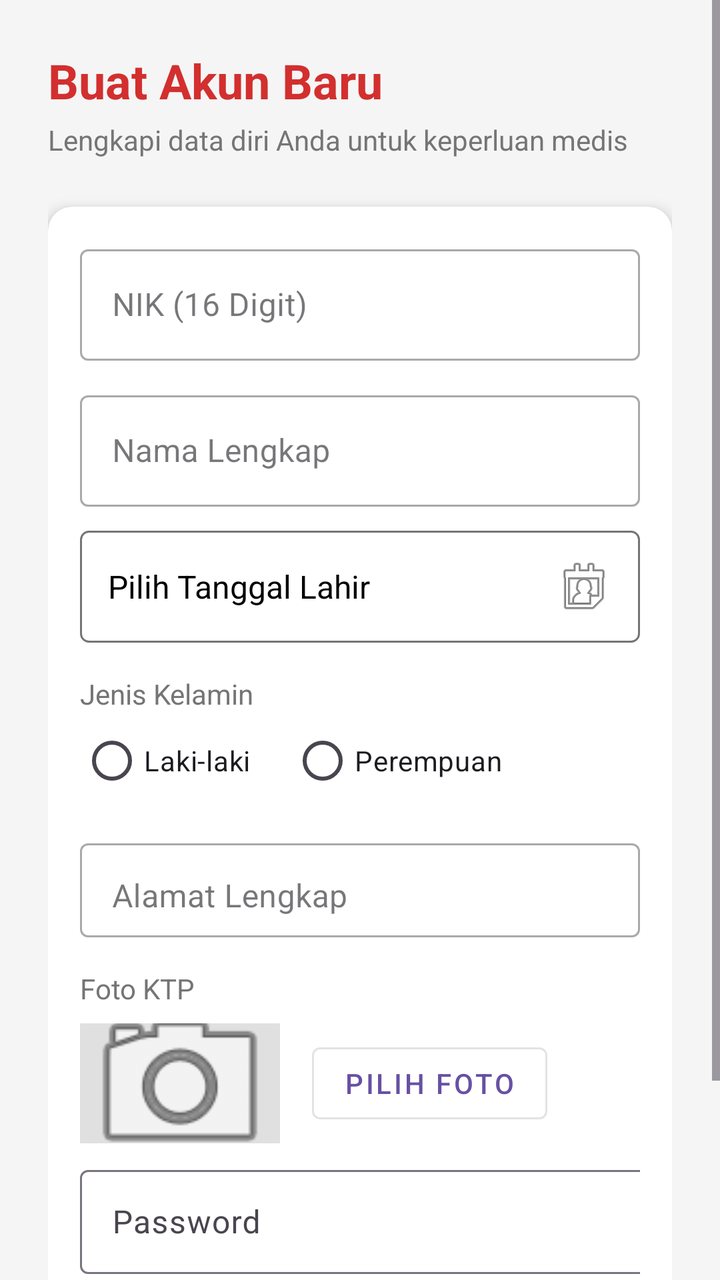
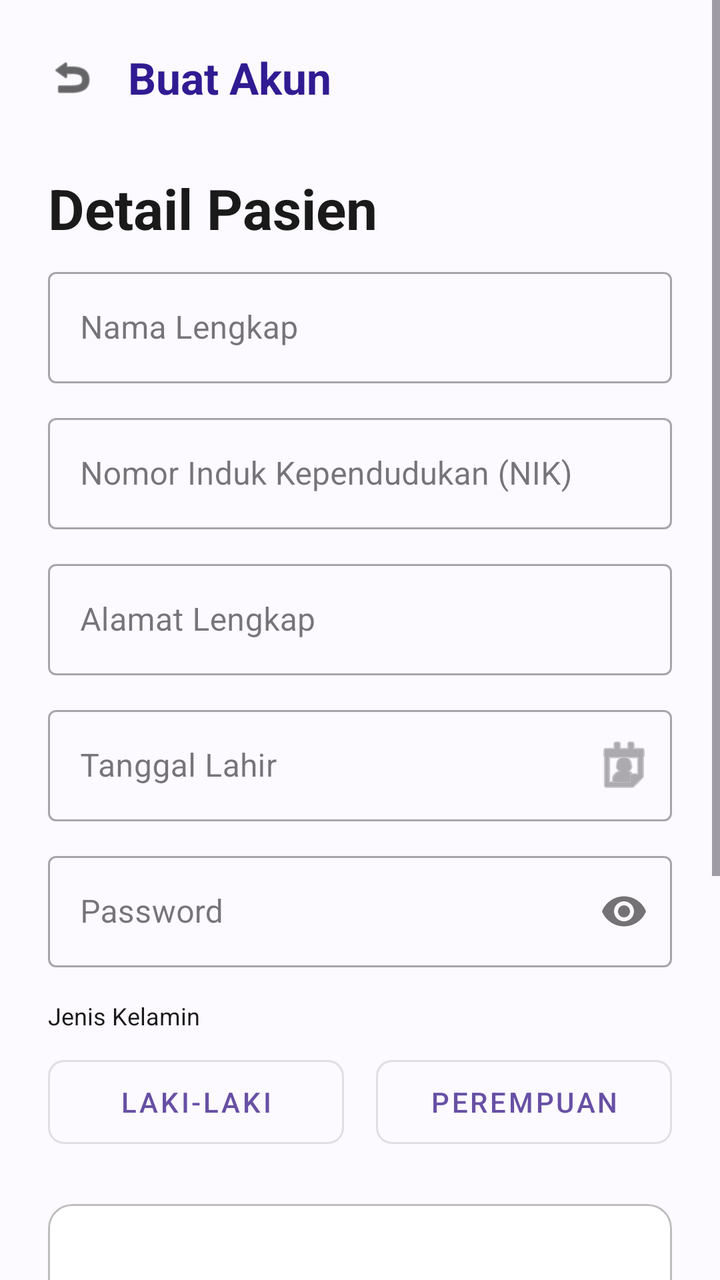

An Android layout rendered at two revisions. The XML below is the earlier revision; the diff shows what the commit changed to produce the second picture.
<!-- AndroidManifest.xml: application theme Theme.PatientApp -->
<!-- res/layout/activity_register.xml -->
<?xml version="1.0" encoding="utf-8"?>
<ScrollView xmlns:android="http://schemas.android.com/apk/res/android"
    xmlns:app="http://schemas.android.com/apk/res-auto"
    android:layout_width="match_parent"
    android:layout_height="match_parent"
    xmlns:tools="http://schemas.android.com/tools"
    android:background="#F5F5F5"
    android:id="@+id/main"
    tools:context=".RegisterActivity">

    <LinearLayout
        android:layout_width="match_parent"
        android:layout_height="wrap_content"
        android:orientation="vertical"
        android:padding="24dp">

        <TextView
            android:layout_width="wrap_content"
            android:layout_height="wrap_content"
            android:text="Buat Akun Baru"
            android:textSize="24sp"
            android:textStyle="bold"
            android:textColor="#D32F2F"
            android:layout_marginBottom="4dp"/>

        <TextView
            android:layout_width="wrap_content"
            android:layout_height="wrap_content"
            android:text="Lengkapi data diri Anda untuk keperluan medis"
            android:textColor="#757575"
            android:layout_marginBottom="24dp"/>

        <androidx.cardview.widget.CardView
            android:layout_width="match_parent"
            android:layout_height="wrap_content"
            app:cardCornerRadius="12dp"
            app:cardElevation="4dp"
            android:backgroundTint="#FFFFFF">

            <LinearLayout
                android:layout_width="match_parent"
                android:layout_height="wrap_content"
                android:orientation="vertical"
                android:padding="16dp">

                <com.google.android.material.textfield.TextInputLayout
                    android:layout_width="match_parent"
                    android:layout_height="wrap_content"
                    android:hint="NIK (16 Digit)"
                    style="@style/Widget.MaterialComponents.TextInputLayout.OutlinedBox">
                    <com.google.android.material.textfield.TextInputEditText
                        android:id="@+id/etNikReg"
                        android:layout_width="match_parent"
                        android:layout_height="wrap_content"
                        android:inputType="number"
                        android:maxLength="16"/>
                </com.google.android.material.textfield.TextInputLayout>

                <com.google.android.material.textfield.TextInputLayout
                    android:layout_width="match_parent"
                    android:layout_height="wrap_content"
                    android:layout_marginTop="12dp"
                    android:hint="Nama Lengkap"
                    style="@style/Widget.MaterialComponents.TextInputLayout.OutlinedBox">
                    <com.google.android.material.textfield.TextInputEditText
                        android:id="@+id/etNamaReg"
                        android:layout_width="match_parent"
                        android:layout_height="wrap_content"
                        android:inputType="textPersonName|textCapWords"/>
                </com.google.android.material.textfield.TextInputLayout>

                <TextView
                    android:id="@+id/tvTglLahir"
                    android:layout_width="match_parent"
                    android:layout_height="56dp"
                    android:layout_marginTop="12dp"
                    android:background="@drawable/bg_border_input"
                    android:paddingStart="14dp"
                    android:gravity="center_vertical"
                    android:text="Pilih Tanggal Lahir"
                    android:textSize="16sp"
                    android:textColor="#000000"
                    android:drawableEnd="@android:drawable/ic_menu_my_calendar"
                    android:paddingEnd="12dp"/>

                <TextView
                    android:layout_width="wrap_content"
                    android:layout_height="wrap_content"
                    android:text="Jenis Kelamin"
                    android:layout_marginTop="16dp"
                    android:textColor="#757575"/>

                <RadioGroup
                    android:id="@+id/rgJk"
                    android:layout_width="match_parent"
                    android:layout_height="wrap_content"
                    android:orientation="horizontal">

                    <RadioButton
                        android:id="@+id/rbLaki"
                        android:layout_width="wrap_content"
                        android:layout_height="wrap_content"
                        android:text="Laki-laki"
                        android:layout_marginEnd="20dp"/>

                    <RadioButton
                        android:id="@+id/rbPerempuan"
                        android:layout_width="wrap_content"
                        android:layout_height="wrap_content"
                        android:text="Perempuan"/>
                </RadioGroup>

                <com.google.android.material.textfield.TextInputLayout
                    android:layout_width="match_parent"
                    android:layout_height="wrap_content"
                    android:layout_marginTop="12dp"
                    android:hint="Alamat Lengkap"
                    style="@style/Widget.MaterialComponents.TextInputLayout.OutlinedBox">

                    <com.google.android.material.textfield.TextInputEditText
                        android:id="@+id/etAlamatReg"
                        android:layout_width="match_parent"
                        android:layout_height="47dp"
                        android:gravity="top"
                        android:inputType="textMultiLine"
                        android:minLines="2" />
                </com.google.android.material.textfield.TextInputLayout>

                <TextView
                    android:layout_width="wrap_content"
                    android:layout_height="wrap_content"
                    android:text="Foto KTP"
                    android:layout_marginTop="16dp"
                    android:textColor="#757575"/>

                <LinearLayout
                    android:layout_width="match_parent"
                    android:layout_height="wrap_content"
                    android:orientation="horizontal"
                    android:gravity="center_vertical"
                    android:layout_marginTop="8dp">

                    <ImageView
                        android:id="@+id/imgKtp"
                        android:layout_width="100dp"
                        android:layout_height="60dp"
                        android:src="@android:drawable/ic_menu_camera"
                        android:scaleType="centerCrop"
                        android:background="#E0E0E0"/>

                    <Button
                        android:id="@+id/btnPilihKtp"
                        android:layout_width="wrap_content"
                        android:layout_height="wrap_content"
                        android:text="Pilih Foto"
                        android:layout_marginStart="16dp"
                        style="@style/Widget.MaterialComponents.Button.OutlinedButton"/>
                </LinearLayout>

                <com.google.android.material.textfield.TextInputLayout
                    android:layout_width="match_parent"
                    android:layout_height="wrap_content"
                    android:hint="Password"
                    android:layout_marginTop="8dp">

                    <com.google.android.material.textfield.TextInputEditText
                        android:id="@+id/etPasswordReg"
                        android:layout_width="320dp"
                        android:layout_height="52dp"
                        android:inputType="textPassword" />
                </com.google.android.material.textfield.TextInputLayout>
            </LinearLayout>
        </androidx.cardview.widget.CardView>

        <com.google.android.material.button.MaterialButton
            android:id="@+id/btnRegister"
            android:layout_width="match_parent"
            android:layout_height="60dp"
            android:layout_marginTop="21dp"
            android:text="DAFTAR SEKARANG"
            android:textSize="16sp"
            android:textStyle="bold"
            android:backgroundTint="#D32F2F"
            app:cornerRadius="8dp"/>

    </LinearLayout>
</ScrollView>
<!-- resources referenced by this layout -->
<resources>
  <!-- drawable bg_border_input (drawable) -->
  <?xml version="1.0" encoding="utf-8"?>
  <shape xmlns:android="http://schemas.android.com/apk/res/android">
      <solid android:color="#FFFFFF"/>
      <stroke android:width="1dp" android:color="#757575"/>
      <corners android:radius="4dp"/>
  </shape>
  <style name="Theme.PatientApp" parent="Base.Theme.PatientApp" />
  <style name="Base.Theme.PatientApp" parent="Theme.Material3.DayNight.NoActionBar">
          
          
      </style>
</resources>

<!-- the commit's change to res/layout/activity_register.xml (unified diff, before → after) -->
@@ -1,10 +1,11 @@
 <?xml version="1.0" encoding="utf-8"?>
 <ScrollView xmlns:android="http://schemas.android.com/apk/res/android"
     xmlns:app="http://schemas.android.com/apk/res-auto"
+    xmlns:tools="http://schemas.android.com/tools"
     android:layout_width="match_parent"
     android:layout_height="match_parent"
-    xmlns:tools="http://schemas.android.com/tools"
-    android:background="#F5F5F5"
+    android:background="#FCF9FF"
+    android:fillViewport="true"
     android:id="@+id/main"
     tools:context=".RegisterActivity">
 
@@ -14,174 +15,189 @@
         android:orientation="vertical"
         android:padding="24dp">
 
+        <LinearLayout
+            android:layout_width="match_parent"
+            android:layout_height="wrap_content"
+            android:orientation="horizontal"
+            android:gravity="center_vertical"
+            android:layout_marginBottom="32dp">
+
+            <ImageView
+                android:id="@+id/btnBack"
+                android:layout_width="24dp"
+                android:layout_height="24dp"
+                android:src="@android:drawable/ic_menu_revert"
+                app:tint="#000000"
+                android:contentDescription="Back" />
+
+            <TextView
+                android:layout_width="wrap_content"
+                android:layout_height="wrap_content"
+                android:layout_marginStart="16dp"
+                android:text="Buat Akun"
+                android:textColor="#311B92"
+                android:textSize="22sp"
+                android:textStyle="bold" />
+        </LinearLayout>
+
         <TextView
             android:layout_width="wrap_content"
             android:layout_height="wrap_content"
-            android:text="Buat Akun Baru"
-            android:textSize="24sp"
+            android:text="Detail Pasien"
+            android:textColor="#1A1A1A"
+            android:textSize="28sp"
             android:textStyle="bold"
-            android:textColor="#D32F2F"
-            android:layout_marginBottom="4dp"/>
+            android:layout_marginBottom="8dp" />
+
+        
+        <com.google.android.material.textfield.TextInputLayout
+            android:layout_width="match_parent"
+            android:layout_height="wrap_content"
+            android:hint="Nama Lengkap"
+            android:layout_marginBottom="12dp"
+            style="@style/Widget.MaterialComponents.TextInputLayout.OutlinedBox">
+            <com.google.android.material.textfield.TextInputEditText
+                android:id="@+id/etFullName"
+                android:layout_width="match_parent"
+                android:layout_height="wrap_content"
+                android:inputType="textPersonName" />
+        </com.google.android.material.textfield.TextInputLayout>
+
+        
+        <com.google.android.material.textfield.TextInputLayout
+            android:layout_width="match_parent"
+            android:layout_height="wrap_content"
+            android:hint="Nomor Induk Kependudukan (NIK)"
+            android:layout_marginBottom="12dp"
+            style="@style/Widget.MaterialComponents.TextInputLayout.OutlinedBox">
+            <com.google.android.material.textfield.TextInputEditText
+                android:id="@+id/etNik"
+                android:layout_width="match_parent"
+                android:layout_height="wrap_content"
+                android:inputType="number"
+                android:maxLength="16" />
+        </com.google.android.material.textfield.TextInputLayout>
+
+        
+        <com.google.android.material.textfield.TextInputLayout
+            android:layout_width="match_parent"
+            android:layout_height="wrap_content"
+            android:hint="Alamat Lengkap"
+            android:layout_marginBottom="12dp"
+            style="@style/Widget.MaterialComponents.TextInputLayout.OutlinedBox">
+            <com.google.android.material.textfield.TextInputEditText
+                android:id="@+id/etAddress"
+                android:layout_width="match_parent"
+                android:layout_height="wrap_content"
+                android:inputType="textPostalAddress" />
+        </com.google.android.material.textfield.TextInputLayout>
+
+        
+        <com.google.android.material.textfield.TextInputLayout
+            android:layout_width="match_parent"
+            android:layout_height="wrap_content"
+            android:hint="Tanggal Lahir"
+            android:layout_marginBottom="12dp"
+            app:endIconMode="custom"
+            app:endIconDrawable="@android:drawable/ic_menu_my_calendar"
+            style="@style/Widget.MaterialComponents.TextInputLayout.OutlinedBox">
+            <com.google.android.material.textfield.TextInputEditText
+                android:id="@+id/etDob"
+                android:layout_width="match_parent"
+                android:layout_height="wrap_content"
+                android:focusable="false"
+                android:clickable="true" />
+        </com.google.android.material.textfield.TextInputLayout>
+
+        
+        <com.google.android.material.textfield.TextInputLayout
+            android:layout_width="match_parent"
+            android:layout_height="wrap_content"
+            android:hint="Password"
+            android:layout_marginBottom="16dp"
+            app:passwordToggleEnabled="true"
+            style="@style/Widget.MaterialComponents.TextInputLayout.OutlinedBox">
+            <com.google.android.material.textfield.TextInputEditText
+                android:id="@+id/etPassword"
+                android:layout_width="match_parent"
+                android:layout_height="wrap_content"
+                android:inputType="textPassword" />
+        </com.google.android.material.textfield.TextInputLayout>
 
         <TextView
             android:layout_width="wrap_content"
             android:layout_height="wrap_content"
-            android:text="Lengkapi data diri Anda untuk keperluan medis"
-            android:textColor="#757575"
-            android:layout_marginBottom="24dp"/>
-
-        <androidx.cardview.widget.CardView
-            android:layout_width="match_parent"
-            android:layout_height="wrap_content"
-            app:cardCornerRadius="12dp"
-            app:cardElevation="4dp"
-            android:backgroundTint="#FFFFFF">
-
+            android:text="Jenis Kelamin"
+            android:textColor="#1A1A1A"
+            android:textSize="12sp"
+            android:layout_marginBottom="8dp"/>
+
+        <LinearLayout
+            android:layout_width="match_parent"
+            android:layout_height="wrap_content"
+            android:orientation="horizontal"
+            android:weightSum="2"
+            android:layout_marginBottom="24dp">
+            <com.google.android.material.button.MaterialButton
+                android:id="@+id/btnMale"
+                style="@style/Widget.MaterialComponents.Button.OutlinedButton"
+                android:layout_width="0dp"
+                android:layout_height="54dp"
+                android:layout_weight="1"
+                android:layout_marginEnd="8dp"
+                android:text="Laki-laki"
+                app:cornerRadius="8dp" />
+            <com.google.android.material.button.MaterialButton
+                android:id="@+id/btnFemale"
+                style="@style/Widget.MaterialComponents.Button.OutlinedButton"
+                android:layout_width="0dp"
+                android:layout_height="54dp"
+                android:layout_weight="1"
+                android:layout_marginStart="8dp"
+                android:text="Perempuan"
+                app:cornerRadius="8dp" />
+        </LinearLayout>
+
+        <com.google.android.material.card.MaterialCardView
+            android:id="@+id/cvUploadKtp"
+            android:layout_width="match_parent"
+            android:layout_height="wrap_content"
+            app:cardBackgroundColor="#FFFFFF"
+            app:strokeColor="#BDBDBD"
+            app:strokeWidth="1dp"
+            app:cardCornerRadius="12dp">
             <LinearLayout
                 android:layout_width="match_parent"
                 android:layout_height="wrap_content"
                 android:orientation="vertical"
-                android:padding="16dp">
-
-                <com.google.android.material.textfield.TextInputLayout
+                android:gravity="center"
+                android:padding="20dp">
+                <ImageView
+                    android:id="@+id/ivKtpPreview"
                     android:layout_width="match_parent"
-                    android:layout_height="wrap_content"
-                    android:hint="NIK (16 Digit)"
-                    style="@style/Widget.MaterialComponents.TextInputLayout.OutlinedBox">
-                    <com.google.android.material.textfield.TextInputEditText
-                        android:id="@+id/etNikReg"
-                        android:layout_width="match_parent"
-                        android:layout_height="wrap_content"
-                        android:inputType="number"
-                        android:maxLength="16"/>
-                </com.google.android.material.textfield.TextInputLayout>
-
-                <com.google.android.material.textfield.TextInputLayout
-                    android:layout_width="match_parent"
-                    android:layout_height="wrap_content"
-                    android:layout_marginTop="12dp"
-                    android:hint="Nama Lengkap"
-                    style="@style/Widget.MaterialComponents.TextInputLayout.OutlinedBox">
-                    <com.google.android.material.textfield.TextInputEditText
-                        android:id="@+id/etNamaReg"
-                        android:layout_width="match_parent"
-                        android:layout_height="wrap_content"
-                        android:inputType="textPersonName|textCapWords"/>
-                </com.google.android.material.textfield.TextInputLayout>
-
-                <TextView
-                    android:id="@+id/tvTglLahir"
-                    android:layout_width="match_parent"
-                    android:layout_height="56dp"
-                    android:layout_marginTop="12dp"
-                    android:background="@drawable/bg_border_input"
-                    android:paddingStart="14dp"
-                    android:gravity="center_vertical"
-                    android:text="Pilih Tanggal Lahir"
-                    android:textSize="16sp"
-                    android:textColor="#000000"
-                    android:drawableEnd="@android:drawable/ic_menu_my_calendar"
-                    android:paddingEnd="12dp"/>
-
+                    android:layout_height="150dp"
+                    android:scaleType="centerInside"
+                    android:src="@android:drawable/ic_menu_gallery"
+                    android:layout_marginBottom="8dp" />
                 <TextView
                     android:layout_width="wrap_content"
                     android:layout_height="wrap_content"
-                    android:text="Jenis Kelamin"
-                    android:layout_marginTop="16dp"
-                    android:textColor="#757575"/>
-
-                <RadioGroup
-                    android:id="@+id/rgJk"
-                    android:layout_width="match_parent"
-                    android:layout_height="wrap_content"
-                    android:orientation="horizontal">
-
-                    <RadioButton
-                        android:id="@+id/rbLaki"
-                        android:layout_width="wrap_content"
-                        android:layout_height="wrap_content"
-                        android:text="Laki-laki"
-                        android:layout_marginEnd="20dp"/>
-
-                    <RadioButton
-                        android:id="@+id/rbPerempuan"
-                        android:layout_width="wrap_content"
-                        android:layout_height="wrap_content"
-                        android:text="Perempuan"/>
-                </RadioGroup>
-
-                <com.google.android.material.textfield.TextInputLayout
-                    android:layout_width="match_parent"
-                    android:layout_height="wrap_content"
-                    android:layout_marginTop="12dp"
-                    android:hint="Alamat Lengkap"
-                    style="@style/Widget.MaterialComponents.TextInputLayout.OutlinedBox">
-
-                    <com.google.android.material.textfield.TextInputEditText
-                        android:id="@+id/etAlamatReg"
-                        android:layout_width="match_parent"
-                        android:layout_height="47dp"
-                        android:gravity="top"
-                        android:inputType="textMultiLine"
-                        android:minLines="2" />
-                </com.google.android.material.textfield.TextInputLayout>
-
-                <TextView
-                    android:layout_width="wrap_content"
-                    android:layout_height="wrap_content"
-                    android:text="Foto KTP"
-                    android:layout_marginTop="16dp"
-                    android:textColor="#757575"/>
-
-                <LinearLayout
-                    android:layout_width="match_parent"
-                    android:layout_height="wrap_content"
-                    android:orientation="horizontal"
-                    android:gravity="center_vertical"
-                    android:layout_marginTop="8dp">
-
-                    <ImageView
-                        android:id="@+id/imgKtp"
-                        android:layout_width="100dp"
-                        android:layout_height="60dp"
-                        android:src="@android:drawable/ic_menu_camera"
-                        android:scaleType="centerCrop"
-                        android:background="#E0E0E0"/>
-
-                    <Button
-                        android:id="@+id/btnPilihKtp"
-                        android:layout_width="wrap_content"
-                        android:layout_height="wrap_content"
-                        android:text="Pilih Foto"
-                        android:layout_marginStart="16dp"
-                        style="@style/Widget.MaterialComponents.Button.OutlinedButton"/>
-                </LinearLayout>
-
-                <com.google.android.material.textfield.TextInputLayout
-                    android:layout_width="match_parent"
-                    android:layout_height="wrap_content"
-                    android:hint="Password"
-                    android:layout_marginTop="8dp">
-
-                    <com.google.android.material.textfield.TextInputEditText
-                        android:id="@+id/etPasswordReg"
-                        android:layout_width="320dp"
-                        android:layout_height="52dp"
-                        android:inputType="textPassword" />
-                </com.google.android.material.textfield.TextInputLayout>
+                    android:text="Klik untuk Pilih Foto KTP"
+                    android:textColor="#311B92"
+                    android:textStyle="bold"/>
             </LinearLayout>
-        </androidx.cardview.widget.CardView>
+        </com.google.android.material.card.MaterialCardView>
 
         <com.google.android.material.button.MaterialButton
-            android:id="@+id/btnRegister"
+            android:id="@+id/btnCompleteRegistration"
             android:layout_width="match_parent"
             android:layout_height="60dp"
-            android:layout_marginTop="21dp"
-            android:text="DAFTAR SEKARANG"
+            android:text="Daftar Sekarang"
             android:textSize="16sp"
             android:textStyle="bold"
-            android:backgroundTint="#D32F2F"
-            app:cornerRadius="8dp"/>
+            app:backgroundTint="#311B92"
+            app:cornerRadius="12dp"
+            android:layout_marginTop="32dp" />
 
     </LinearLayout>
 </ScrollView>
<!-- resource entries referenced after the edit -->
@@ -1,12 +1,5 @@
 <!-- resources referenced by this layout -->
 <resources>
-  <!-- drawable bg_border_input (drawable) -->
-  <?xml version="1.0" encoding="utf-8"?>
-  <shape xmlns:android="http://schemas.android.com/apk/res/android">
-      <solid android:color="#FFFFFF"/>
-      <stroke android:width="1dp" android:color="#757575"/>
-      <corners android:radius="4dp"/>
-  </shape>
   <style name="Theme.PatientApp" parent="Base.Theme.PatientApp" />
   <style name="Base.Theme.PatientApp" parent="Theme.Material3.DayNight.NoActionBar">
           
